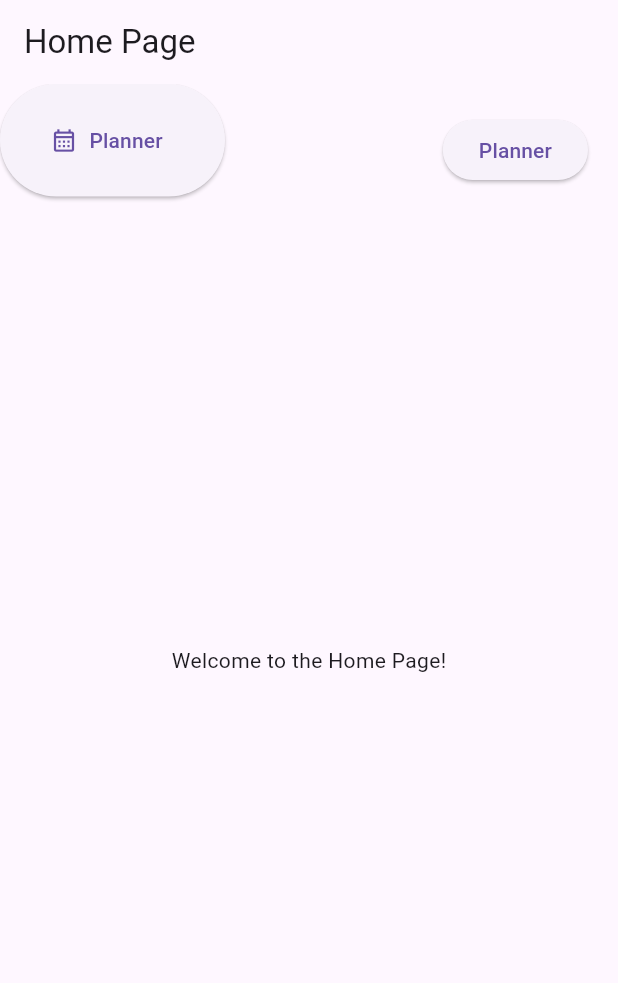
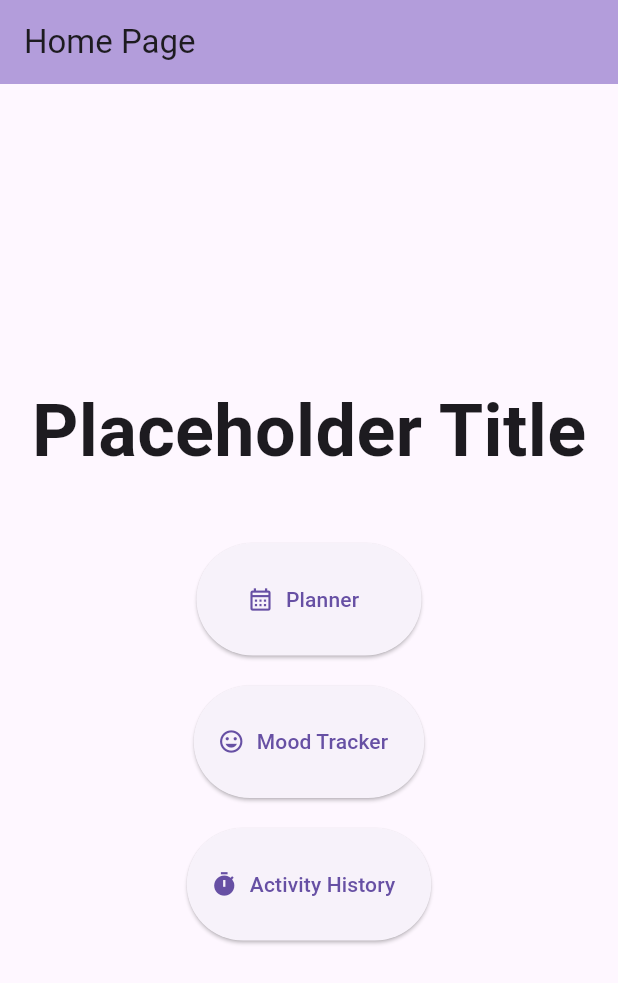
Before and after one commit to juliaetz/stressReliefApp, a Flutter app: the screen it shows after launch, on a phone screen of 412 x 824 dp. Shown: the top 983 px of the screen. Run offline on Flutter 3.47's test engine with Material 3 defaults, Android fonts, the phone set to English and light mode, and no system bars; our stand-ins replace table_calendar.

Commit message:
Replaced front end code with code from the old frontpage branch

```diff
--- a/lib/view/homePage_view.dart
+++ b/lib/view/homePage_view.dart
@@ -46,34 +46,31 @@ class HomePage extends StatelessWidget {
     final model = CalendarModel({}); //creating an instance of calender model
     final calPresenter = CalendarPresenter(model); //
 
-
     return Scaffold(
-      appBar: AppBar(title: Text('Home Page')),
-      body: Stack(
-        children: [
-          // Main content of the home page
-          Center(child: Text('Welcome to the Home Page!')),
-          Button(icon: Icons.calendar_month_outlined, label: 'Planner'),
-
-          // Planner button positioned at the top-right
-          Positioned(
-            top: 20, // Distance from the top
-            right: 20, // Distance from the right
-            child: ElevatedButton(
-              onPressed: () {
-                // Navigate to PlannerPage
-                Navigator.push(
-                  context,
-                  MaterialPageRoute(
-                      builder: (context) => CalendarView(presenter: calPresenter)),
-                );
-              },
-              child: Text('Planner'),
+      appBar: AppBar(
+          title: Text('Home Page'),
+          backgroundColor: Colors.deepPurple.shade200,
+      ),
+      body: Center(
+        child: Column(
+          mainAxisAlignment: MainAxisAlignment.center,
+          children: [
+            Text(
+              'Placeholder Title',
+              style: TextStyle(
+                fontSize: 48,
+                fontWeight: FontWeight.bold,
+              ),
             ),
-          ),
-
-
-        ],
+            SizedBox(height: 40,), //space between title and buttons
+            //creates the 3 buttons
+            Button(icon: Icons.calendar_month_outlined, label: 'Planner'),
+            SizedBox(height: 20), // Space between buttons
+            Button(icon: Icons.tag_faces, label: 'Mood Tracker'),
+            SizedBox(height: 20), // Space between buttons
+            Button(icon: Icons.timer, label: 'Activity History'),
+          ],
+        ),
       ),
     );
   }
```
